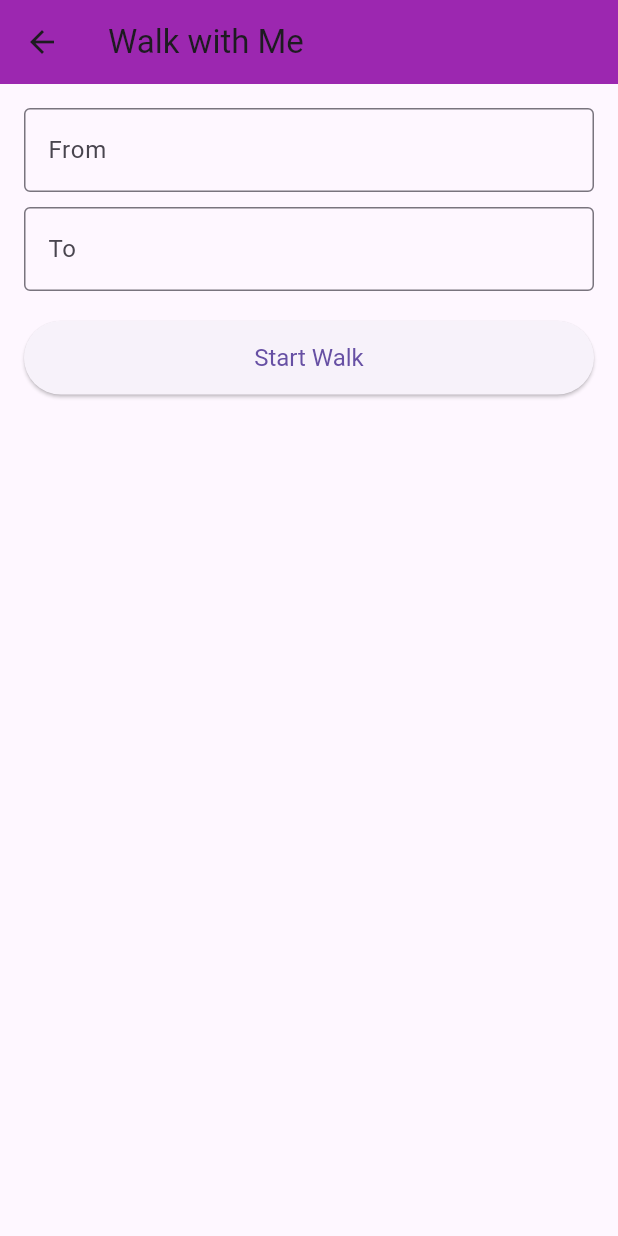
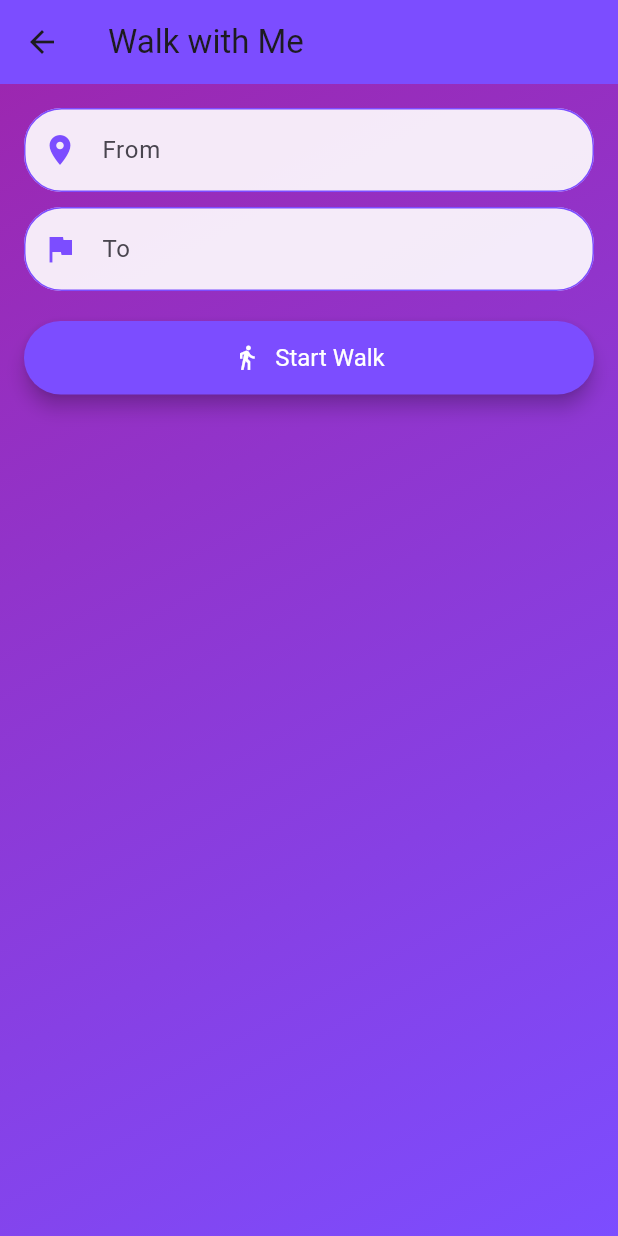
Before and after one commit to suhridp/guardian_eye, a Flutter app: the WalkWithMePage screen opened by its route, on a phone screen of 412 x 824 dp. Run offline on Flutter 3.47's test engine with Material 3 defaults, Android fonts, the phone set to English and light mode, and no system bars; our stand-ins replace cloud_firestore, firebase_auth, firebase_core, firebase_storage, image_picker; missing offline and left inert: android_intent_plus, device_apps, flutter_phone_direct_caller; accounts and stored records are empty.

Commit message:
updated walk with me ui

```diff
--- a/lib/screens/walk_with_me_page.dart
+++ b/lib/screens/walk_with_me_page.dart
@@ -110,43 +110,74 @@
     return Scaffold(
       appBar: AppBar(
         title: const Text('Walk with Me'),
-        backgroundColor: Colors.purple,
+        backgroundColor: Colors.deepPurpleAccent,
       ),
-      body: Padding(
+      body: Container(
+        decoration: const BoxDecoration(
+          gradient: LinearGradient(
+            colors: [Colors.purple, Colors.deepPurpleAccent],
+            begin: Alignment.topLeft,
+            end: Alignment.bottomRight,
+          ),
+        ),
         padding: const EdgeInsets.all(16.0),
         child: Column(
           crossAxisAlignment: CrossAxisAlignment.stretch,
           children: [
-            TextField(
-              controller: _fromController,
-              decoration: const InputDecoration(
-                labelText: 'From',
-                border: OutlineInputBorder(),
-              ),
-            ),
+            _buildTextField(_fromController, 'From', Icons.location_on),
             const SizedBox(height: 10),
-            TextField(
-              controller: _toController,
-              decoration: const InputDecoration(
-                labelText: 'To',
-                border: OutlineInputBorder(),
-              ),
-            ),
+            _buildTextField(_toController, 'To', Icons.flag),
             const SizedBox(height: 20),
             ElevatedButton(
               onPressed: _startWalk,
               style: ElevatedButton.styleFrom(
+                foregroundColor: Colors.white,
+                backgroundColor: Colors.deepPurpleAccent,
                 padding: const EdgeInsets.symmetric(vertical: 15),
                 textStyle: const TextStyle(fontSize: 16),
                 shape: RoundedRectangleBorder(
                   borderRadius: BorderRadius.circular(25),
                 ),
+                elevation: 5,
               ),
-              child: const Text('Start Walk'),
+              child: const Row(
+                mainAxisAlignment: MainAxisAlignment.center,
+                children: [
+                  Icon(Icons.directions_walk),
+                  SizedBox(width: 10),
+                  Text('Start Walk'),
+                ],
+              ),
             ),
           ],
         ),
       ),
     );
   }
+
+  Widget _buildTextField(
+      TextEditingController controller, String label, IconData icon) {
+    return TextField(
+      controller: controller,
+      decoration: InputDecoration(
+        labelText: label,
+        prefixIcon: Icon(icon, color: Colors.deepPurpleAccent),
+        border: OutlineInputBorder(
+          borderRadius: BorderRadius.circular(25),
+          borderSide: const BorderSide(color: Colors.deepPurpleAccent),
+        ),
+        enabledBorder: OutlineInputBorder(
+          borderRadius: BorderRadius.circular(25),
+          borderSide: const BorderSide(color: Colors.deepPurpleAccent),
+        ),
+        focusedBorder: OutlineInputBorder(
+          borderRadius: BorderRadius.circular(25),
+          borderSide:
+              const BorderSide(color: Colors.deepPurpleAccent, width: 2),
+        ),
+        filled: true,
+        fillColor: Colors.white.withOpacity(0.9),
+      ),
+    );
+  }
 }
```
